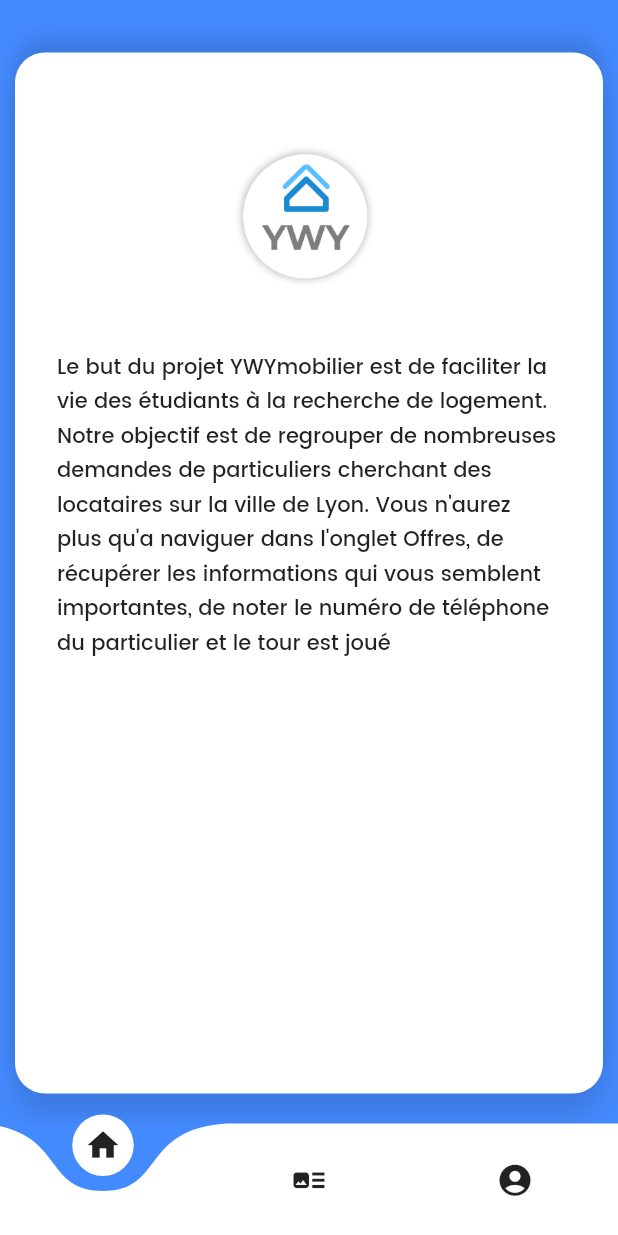
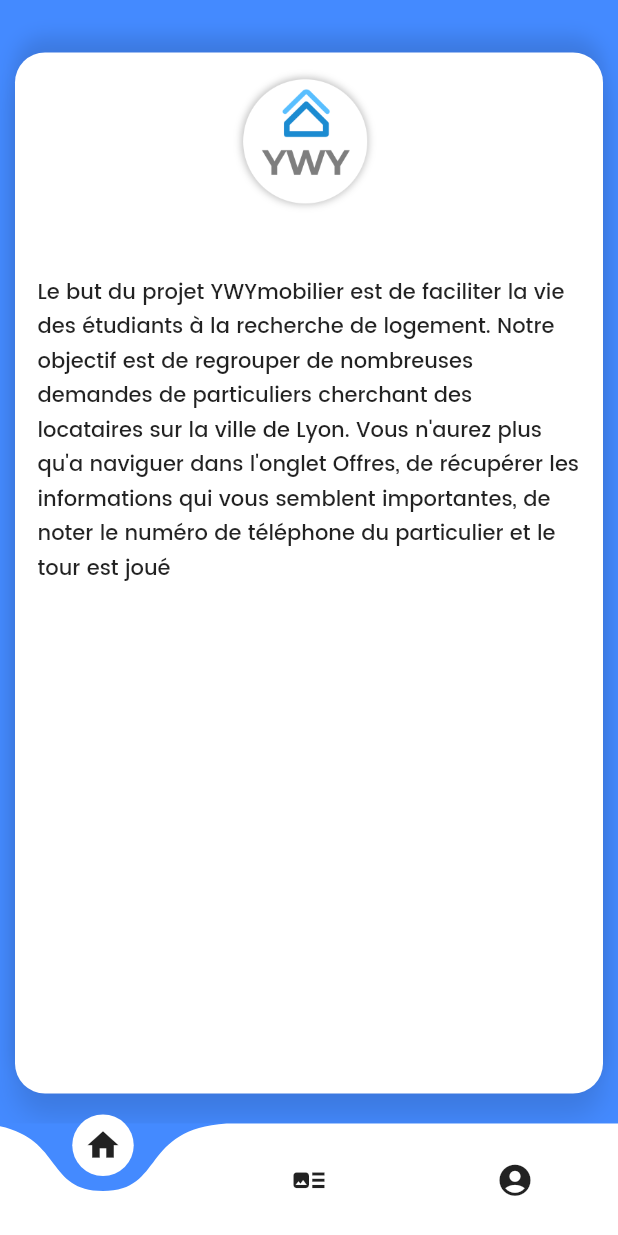
Before and after one commit to theejkb/ywy_app, a Flutter app: the HomePage screen opened directly, on a phone screen of 412 x 824 dp. Run offline on Flutter 3.47's test engine with Material 2 defaults, Android fonts, the phone set to English and light mode, and no system bars; drawn by our look-alikes of curved_navigation_bar; our stand-ins replace flutter_screenutil, page_transition; missing offline and left inert: icon_shadow; network calls fail.

Commit message:
Update AccueilWidget.dart

```diff
--- a/lib/ui/widgets/AccueilWidget.dart
+++ b/lib/ui/widgets/AccueilWidget.dart
@@ -1,17 +1,19 @@
 import 'package:flutter/material.dart';
 import 'package:flutter_screenutil/flutter_screenutil.dart';
+import 'package:provider/provider.dart';
+import 'package:YWYMobilier/core/models/Property.dart';
 
 class AccueilWidget extends StatelessWidget {
   @override
   Widget build(BuildContext context) {
+    var propertiesProvider = Provider.of<List<Property>>(context);
     ScreenUtil.instance = ScreenUtil.getInstance()..init(context);
     ScreenUtil.instance =
         ScreenUtil(width: 750, height: 1334, allowFontScaling: true);
-    return new Container(
-      padding: EdgeInsets.only(left: 28.0, right: 28.0, top: 50.0),
+    return Container(
+      padding: EdgeInsets.only(left: 15.0, right: 15.0, top: 0.0),
       margin: EdgeInsets.fromLTRB(10, 35, 10, 20),
       width: double.infinity,
-      height: ScreenUtil.getInstance().setHeight(1200),
         decoration: BoxDecoration(
             color: Colors.white,
             borderRadius: BorderRadius.circular(20.0),
@@ -25,7 +27,9 @@ class AccueilWidget extends StatelessWidget {
                   offset: Offset(0.0, -10.0),
                   blurRadius: 10.0),
             ]),
-      child: Column(
+      child: ListView(
+        children: <Widget>[
+          Column(
             crossAxisAlignment: CrossAxisAlignment.center,
             children: <Widget>[
               Image.asset(
@@ -41,8 +45,14 @@ class AccueilWidget extends StatelessWidget {
                 "Le but du projet YWYmobilier est de faciliter la vie des étudiants à la recherche de logement. Notre objectif est de regrouper de nombreuses demandes de particuliers cherchant des locataires sur la ville de Lyon. Vous n'aurez plus qu'a naviguer dans l'onglet Offres, de récupérer les informations qui vous semblent importantes, de noter le numéro de téléphone du particulier et le tour est joué",
                 style: TextStyle(fontFamily: "Poppins-Medium"),
               ),
+              SizedBox(
+                height: ScreenUtil.getInstance().setHeight(600),
+              ),
             ],
           ),
+        ],
+      )
+
     );
   }
 }
```
Lines whose indentation alone changed are shown as unchanged.
